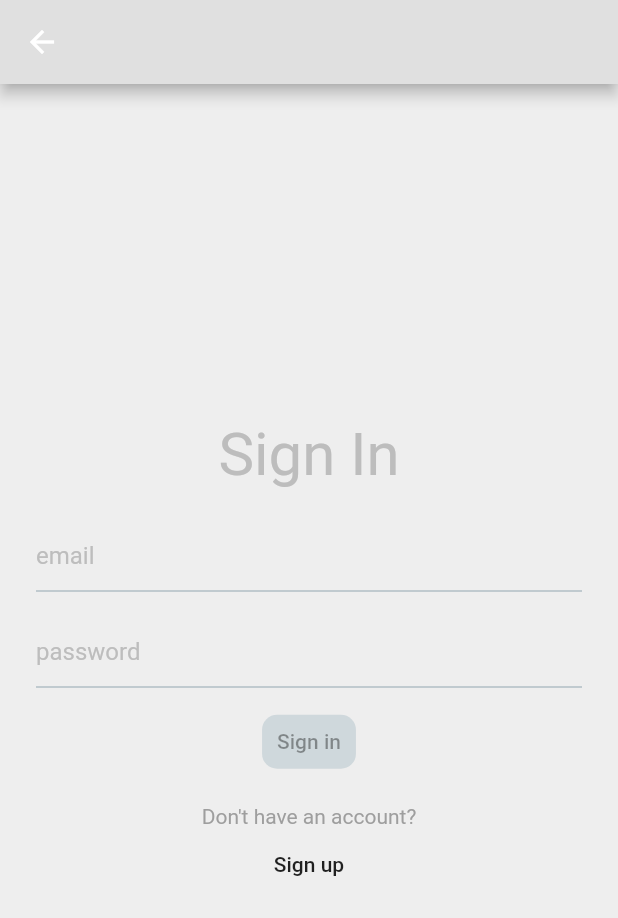
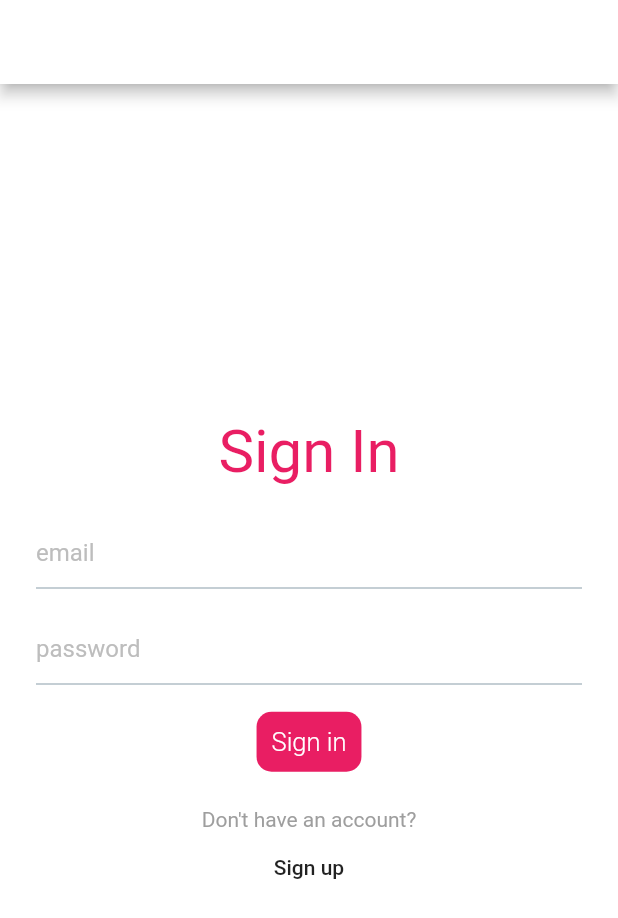
Before and after one commit to jdebecka/movies_flutter, a Flutter app: the SignInScreen screen opened directly, on a phone screen of 412 x 824 dp. Shown: the top 918 px of the screen. Run offline on Flutter 3.47's test engine with Material 2 defaults, Android fonts, the phone set to English and light mode, and no system bars; our stand-ins replace flutter_spinkit, flutter_svg; network calls fail.

Commit message:
updated sign in

```diff
--- a/lib/screens/login/sign_in_screen.dart
+++ b/lib/screens/login/sign_in_screen.dart
@@ -7,9 +7,9 @@ class SignInScreen extends StatelessWidget {
     void _signInButtonPressed() {}
     return Scaffold(
       appBar: AppBar(
-        backgroundColor: Colors.grey[300],
+        backgroundColor: Colors.white,
       ),
-      backgroundColor: Colors.grey[200],
+      backgroundColor: Colors.white,
       body: Container(
         child: Column(
             mainAxisAlignment: MainAxisAlignment.center,
@@ -20,7 +20,7 @@ class SignInScreen extends StatelessWidget {
                   child: Text(
                     'Sign In',
                     style: TextStyle(
-                      color: Colors.grey[400],
+                      color: Colors.pink,
                       fontSize: 40,
                     ),
                   )),
@@ -31,10 +31,10 @@ class SignInScreen extends StatelessWidget {
                 child: Container(
                   decoration: new BoxDecoration(
                     borderRadius: BorderRadius.all(Radius.circular(10)),
-                    color: Colors.blueGrey[100],
+                    color: Colors.pink,
                   ),
                   padding: EdgeInsets.all(10),
-                  child: Text('Sign in'),
+                  child: Text('Sign in', style: TextStyle(color: Colors.white, fontSize: 17.0, fontWeight: FontWeight.w300)),
                 ),
               ),
               Container(
```
